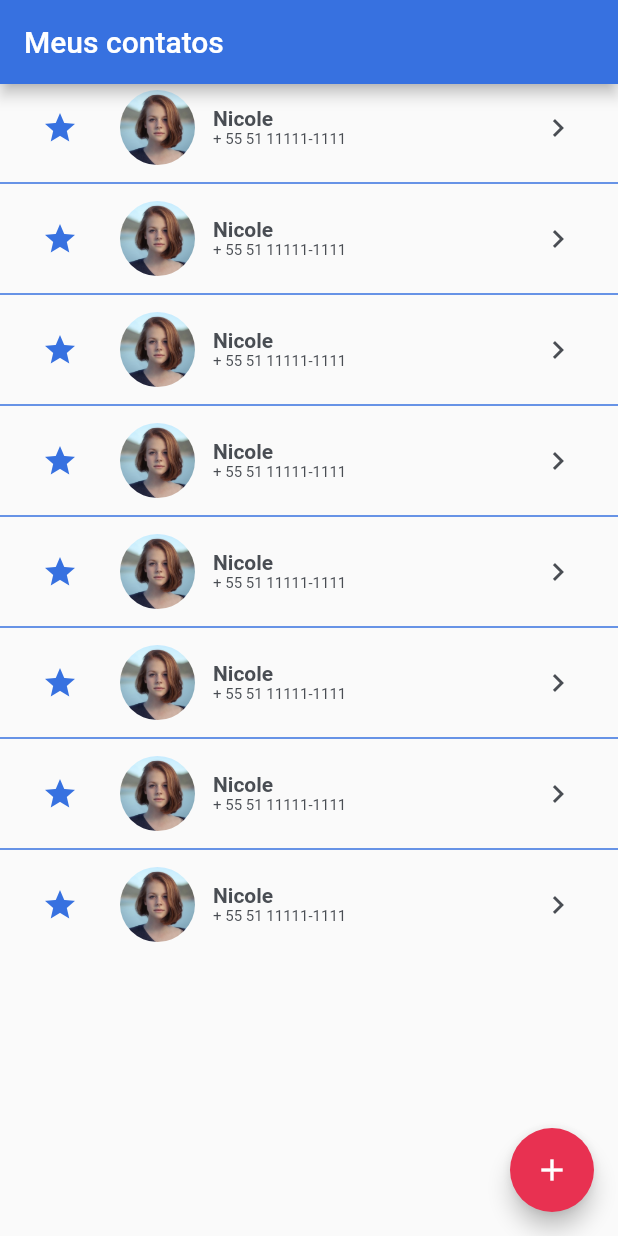
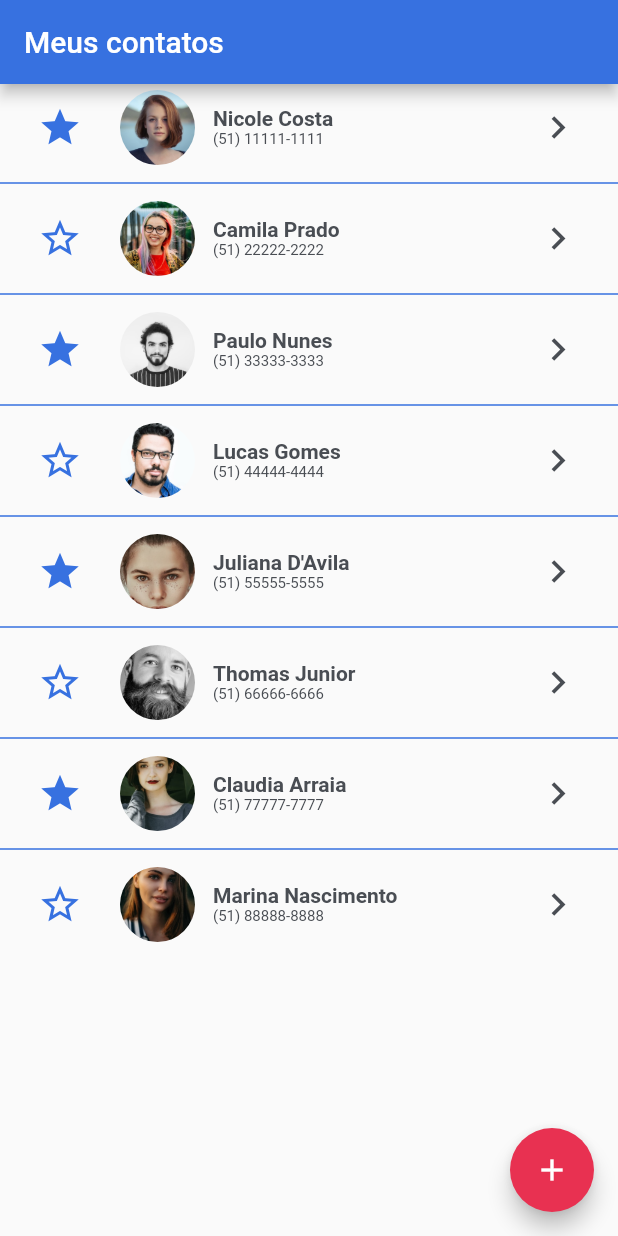
Before and after one commit to JonatanBrunoM/google_agenda, a Flutter app: the screen it shows after launch, on a phone screen of 412 x 824 dp. Run offline on Flutter 3.47's test engine with Material 2 defaults, Android fonts, the phone set to English and light mode, and no system bars.

Commit message:
Adicao dos arquivos feitos na segunda aula

```diff
--- a/lib/main.dart
+++ b/lib/main.dart
@@ -15,6 +15,10 @@ void main() {
           color: grayDivider,
           thickness: 1,
         ),
+        iconTheme: IconThemeData(
+          color: blueTheme,
+          size: 30,
+        ),
         primarySwatch: blueTheme,
       ),
       debugShowCheckedModeBanner: false,
--- /dev/null
+++ b/lib/models/contact.dart
@@ -0,0 +1,15 @@
+class Contact {
+  final String name;
+  final String photo;
+  final String email;
+  final String phone;
+  bool isFavorite;
+
+  Contact({
+    required this.name,
+    required this.photo,
+    required this.email,
+    required this.phone,
+    this.isFavorite = false,
+  });
+}
--- /dev/null
+++ b/lib/provider/list_of_contacts.dart
@@ -0,0 +1,56 @@
+import 'package:google_agenda/models/contact.dart';
+
+List<Contact> listOfContacts = [
+  Contact(
+    name: "Nicole Costa",
+    photo: "assets/images/Nicole.jpg",
+    email: "nicole.costa@gmail.com",
+    phone: "(51) 11111-1111",
+    isFavorite: true,
+  ),
+  Contact(
+    name: "Camila Prado",
+    photo: "assets/images/Camila.jpg",
+    email: "camila.prado@gmail.com",
+    phone: "(51) 22222-2222",
+  ),
+  Contact(
+    name: "Paulo Nunes",
+    photo: "assets/images/Paulo.jpg",
+    email: "paulo.nunes@gmail.com",
+    phone: "(51) 33333-3333",
+    isFavorite: true,
+  ),
+  Contact(
+    name: "Lucas Gomes",
+    photo: "assets/images/Lucas.jpg",
+    email: "lucas.gomes@gmail.com",
+    phone: "(51) 44444-4444",
+  ),
+  Contact(
+    name: "Juliana D'Avila",
+    photo: "assets/images/Juliana.jpg",
+    email: "juliana.davila@gmail.com",
+    phone: "(51) 55555-5555",
+    isFavorite: true,
+  ),
+  Contact(
+    name: "Thomas Junior",
+    photo: "assets/images/Thomas.jpg",
+    email: "thoams.junior@gmail.com",
+    phone: "(51) 66666-6666",
+  ),
+  Contact(
+    name: "Claudia Arraia",
+    photo: "assets/images/Claudia.jpg",
+    email: "claudia.arraia@gmail.com",
+    phone: "(51) 77777-7777",
+    isFavorite: true,
+  ),
+  Contact(
+    name: "Marina Nascimento",
+    photo: "assets/images/Marina.jpg",
+    email: "mari.nascimento@gmail.com",
+    phone: "(51) 88888-8888",
+  ),
+];
--- a/lib/screens/home/home.dart
+++ b/lib/screens/home/home.dart
@@ -1,4 +1,7 @@
 import 'package:flutter/material.dart';
+import 'package:google_agenda/models/contact.dart';
+import 'package:google_agenda/provider/list_of_contacts.dart';
+import 'package:google_agenda/screens/details/details.dart';
 import 'package:google_agenda/style.dart';
 
 class Home extends StatefulWidget {
@@ -18,7 +21,7 @@ class _HomeState extends State<Home> {
       ),
       body: ListView.separated(
           itemBuilder: builder,
-          itemCount: 8,
+          itemCount: listOfContacts.length,
           separatorBuilder: (_, index) {
             return Divider(
               color: blueTheme,
@@ -28,29 +31,48 @@ class _HomeState extends State<Home> {
   }
 
   Widget builder(BuildContext _, int index) {
+    Contact _contact = listOfContacts.elementAt(index);
     return ListTile(
       leading: IconButton(
-        icon: Icon(
+        icon: (_contact.isFavorite)
+            ? Icon(
                 Icons.star,
                 color: blueTheme,
+              )
+            : Icon(
+                Icons.star_outline,
+                color: blueTheme,
               ),
-        onPressed: () {},
+        onPressed: () {
+          setState(() {
+            _contact.isFavorite = !_contact.isFavorite;
+          });
+        },
       ),
       trailing: IconButton(
         icon: Icon(
           Icons.chevron_right,
           color: grayTheme,
         ),
-        onPressed: () {},
+        onPressed: () {
+          Navigator.of(context).push(
+            MaterialPageRoute(builder: (BuildContext _) {
+              return Details(_contact);
+            }),
+          );
+        },
       ),
       title: Row(
         children: [
-          ClipOval(
+          Hero(
+            tag: _contact.name,
+            child: ClipOval(
               child: Image.asset(
-              "assets/images/Nicole.jpg",
+                _contact.photo,
                 width: 50,
                 height: 50,
                 fit: BoxFit.cover,
+              ),
             ),
           ),
           SizedBox(
@@ -60,7 +82,7 @@ class _HomeState extends State<Home> {
             crossAxisAlignment: CrossAxisAlignment.start,
             children: [
               Text(
-                "Nicole",
+                _contact.name,
                 style: TextStyle(
                   fontSize: 14,
                   fontWeight: FontWeight.bold,
@@ -68,7 +90,7 @@ class _HomeState extends State<Home> {
                 ),
               ),
               Text(
-                "+ 55 51 11111-1111",
+                _contact.phone,
                 style: TextStyle(
                   fontSize: 10,
                   color: grayTheme,
```
Also changed, not shown: lib/screens/details/details.dart (added, +86 -0 lines), lib/screens/widgets/icons_menu.dart (added, +104 -0 lines), lib/style.dart (+5 -2 lines). Lines whose indentation alone changed are shown as unchanged.
